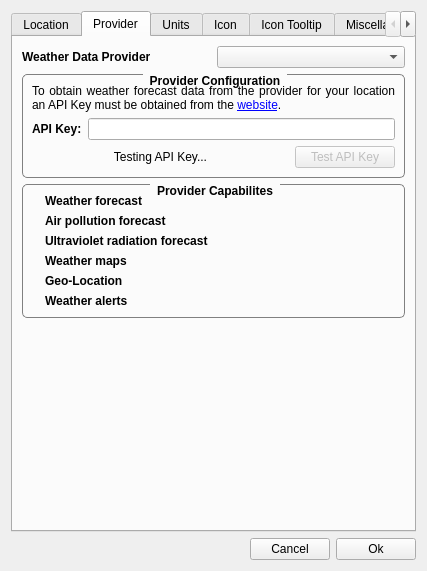
Old version of the form ConfigurationDialog.ui in the repository FelixdelasPozas/TrayWeather.
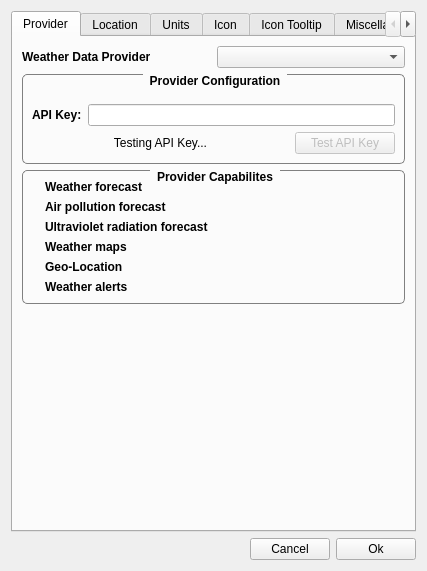
New version of the form. The open tabs and pages were chosen to show the change. Icons and pictures are not drawn. Custom widgets are drawn as their Qt base class.

```diff
--- a/ConfigurationDialog.ui
+++ b/ConfigurationDialog.ui
@@ -56,6 +56,440 @@
      <property name="currentIndex">
       <number>0</number>
      </property>
+     <widget class="QWidget" name="tab_6">
+      <attribute name="title">
+       <string>Provider</string>
+      </attribute>
+      <layout class="QVBoxLayout" name="verticalLayout_4" stretch="0,0,0,1">
+       <item>
+        <layout class="QHBoxLayout" name="horizontalLayout_3">
+         <item>
+          <widget class="QLabel" name="label_4">
+           <property name="font">
+            <font>
+             <weight>75</weight>
+             <bold>true</bold>
+            </font>
+           </property>
+           <property name="toolTip">
+            <string>Selected weather data provider.</string>
+           </property>
+           <property name="statusTip">
+            <string>Selected weather data provider.</string>
+           </property>
+           <property name="text">
+            <string>Weather Data Provider</string>
+           </property>
+          </widget>
+         </item>
+         <item>
+          <widget class="QComboBox" name="m_providerComboBox">
+           <property name="toolTip">
+            <string>Selected weather data provider.</string>
+           </property>
+           <property name="statusTip">
+            <string>Selected weather data provider.</string>
+           </property>
+          </widget>
+         </item>
+        </layout>
+       </item>
+       <item>
+        <widget class="QGroupBox" name="m_keyBox">
+         <property name="sizePolicy">
+          <sizepolicy hsizetype="Preferred" vsizetype="MinimumExpanding">
+           <horstretch>0</horstretch>
+           <verstretch>0</verstretch>
+          </sizepolicy>
+         </property>
+         <property name="font">
+          <font>
+           <weight>75</weight>
+           <bold>true</bold>
+          </font>
+         </property>
+         <property name="toolTip">
+          <string>Configuration needed for the current weather provider.</string>
+         </property>
+         <property name="statusTip">
+          <string>Configuration needed for the current weather provider.</string>
+         </property>
+         <property name="styleSheet">
+          <string notr="true">QGroupBox {
+    border: 1px solid gray;
+    border-radius: 5px;
+    margin-top: 2ex;
+}
+
+QGroupBox::title {
+    subcontrol-origin: margin;
+    subcontrol-position: top center; /* position at the top center */
+    padding: 0px 5px;
+}</string>
+         </property>
+         <property name="title">
+          <string>Provider Configuration</string>
+         </property>
+         <layout class="QVBoxLayout" name="verticalLayout_10">
+          <item>
+           <widget class="QLabel" name="m_providerConfigText">
+            <property name="text">
+             <string notr="true"/>
+            </property>
+            <property name="textFormat">
+             <enum>Qt::RichText</enum>
+            </property>
+            <property name="alignment">
+             <set>Qt::AlignJustify|Qt::AlignVCenter</set>
+            </property>
+            <property name="wordWrap">
+             <bool>true</bool>
+            </property>
+            <property name="openExternalLinks">
+             <bool>true</bool>
+            </property>
+           </widget>
+          </item>
+          <item>
+           <layout class="QHBoxLayout" name="horizontalLayout_4">
+            <item>
+             <widget class="QLabel" name="label_35">
+              <property name="font">
+               <font>
+                <weight>75</weight>
+                <bold>true</bold>
+               </font>
+              </property>
+              <property name="text">
+               <string>API Key:</string>
+              </property>
+             </widget>
+            </item>
+            <item>
+             <widget class="QLineEdit" name="m_apikey">
+              <property name="toolTip">
+               <string>Provider API key.</string>
+              </property>
+              <property name="statusTip">
+               <string>Provider API key.</string>
+              </property>
+              <property name="alignment">
+               <set>Qt::AlignCenter</set>
+              </property>
+             </widget>
+            </item>
+           </layout>
+          </item>
+          <item>
+           <layout class="QHBoxLayout" name="horizontalLayout_6" stretch="1,0">
+            <property name="topMargin">
+             <number>0</number>
+            </property>
+            <item>
+             <widget class="QLabel" name="m_testLabel">
+              <property name="text">
+               <string>Testing API Key...</string>
+              </property>
+              <property name="alignment">
+               <set>Qt::AlignCenter</set>
+              </property>
+             </widget>
+            </item>
+            <item>
+             <widget class="QPushButton" name="m_apiTest">
+              <property name="enabled">
+               <bool>false</bool>
+              </property>
+              <property name="minimumSize">
+               <size>
+                <width>100</width>
+                <height>0</height>
+               </size>
+              </property>
+              <property name="toolTip">
+               <string>Tests the API key.</string>
+              </property>
+              <property name="statusTip">
+               <string>Tests the API key.</string>
+              </property>
+              <property name="text">
+               <string>Test API Key</string>
+              </property>
+             </widget>
+            </item>
+           </layout>
+          </item>
+         </layout>
+        </widget>
+       </item>
+       <item>
+        <widget class="QGroupBox" name="groupBox">
+         <property name="font">
+          <font>
+           <weight>75</weight>
+           <bold>true</bold>
+          </font>
+         </property>
+         <property name="toolTip">
+          <string>Capabilities of the current weather data provider.</string>
+         </property>
+         <property name="statusTip">
+          <string>Capabilities of the current weather data provider.</string>
+         </property>
+         <property name="styleSheet">
+          <string notr="true">QGroupBox {
+    border: 1px solid gray;
+    border-radius: 5px;
+    margin-top: 2ex;
+}
+
+QGroupBox::title {
+    subcontrol-origin: margin;
+    subcontrol-position: top center; /* position at the top center */
+    padding: 0px 5px;
+}</string>
+         </property>
+         <property name="title">
+          <string>Provider Capabilites</string>
+         </property>
+         <layout class="QFormLayout" name="formLayout">
+          <property name="fieldGrowthPolicy">
+           <enum>QFormLayout::AllNonFixedFieldsGrow</enum>
+          </property>
+          <item row="0" column="0">
+           <widget class="QLabel" name="m_weatherCheck">
+            <property name="maximumSize">
+             <size>
+              <width>16</width>
+              <height>16</height>
+             </size>
+            </property>
+            <property name="font">
+             <font>
+              <weight>75</weight>
+              <bold>true</bold>
+             </font>
+            </property>
+            <property name="text">
+             <string/>
+            </property>
+            <property name="pixmap">
+             <pixmap resource="rsc/resources.qrc">:/TrayWeather/no-cross.svg</pixmap>
+            </property>
+            <property name="scaledContents">
+             <bool>true</bool>
+            </property>
+           </widget>
+          </item>
+          <item row="0" column="1">
+           <widget class="QLabel" name="m_forecastLabel">
+            <property name="font">
+             <font>
+              <weight>75</weight>
+              <bold>true</bold>
+             </font>
+            </property>
+            <property name="text">
+             <string>Weather forecast</string>
+            </property>
+           </widget>
+          </item>
+          <item row="1" column="0">
+           <widget class="QLabel" name="m_pollutionCheck">
+            <property name="maximumSize">
+             <size>
+              <width>16</width>
+              <height>16</height>
+             </size>
+            </property>
+            <property name="font">
+             <font>
+              <weight>75</weight>
+              <bold>true</bold>
+             </font>
+            </property>
+            <property name="text">
+             <string/>
+            </property>
+            <property name="pixmap">
+             <pixmap resource="rsc/resources.qrc">:/TrayWeather/no-cross.svg</pixmap>
+            </property>
+            <property name="scaledContents">
+             <bool>true</bool>
+            </property>
+           </widget>
+          </item>
+          <item row="2" column="0">
+           <widget class="QLabel" name="m_uvCheck">
+            <property name="maximumSize">
+             <size>
+              <width>16</width>
+              <height>16</height>
+             </size>
+            </property>
+            <property name="font">
+             <font>
+              <weight>75</weight>
+              <bold>true</bold>
+             </font>
+            </property>
+            <property name="text">
+             <string/>
+            </property>
+            <property name="pixmap">
+             <pixmap resource="rsc/resources.qrc">:/TrayWeather/no-cross.svg</pixmap>
+            </property>
+            <property name="scaledContents">
+             <bool>true</bool>
+            </property>
+           </widget>
+          </item>
+          <item row="3" column="0">
+           <widget class="QLabel" name="m_mapsCheck">
+            <property name="maximumSize">
+             <size>
+              <width>16</width>
+              <height>16</height>
+             </size>
+            </property>
+            <property name="font">
+             <font>
+              <weight>75</weight>
+              <bold>true</bold>
+             </font>
+            </property>
+            <property name="text">
+             <string/>
+            </property>
+            <property name="pixmap">
+             <pixmap resource="rsc/resources.qrc">:/TrayWeather/no-cross.svg</pixmap>
+            </property>
+            <property name="scaledContents">
+             <bool>true</bool>
+            </property>
+           </widget>
+          </item>
+          <item row="1" column="1">
+           <widget class="QLabel" name="label_40">
+            <property name="font">
+             <font>
+              <weight>75</weight>
+              <bold>true</bold>
+             </font>
+            </property>
+            <property name="text">
+             <string>Air pollution forecast</string>
+            </property>
+           </widget>
+          </item>
+          <item row="2" column="1">
+           <widget class="QLabel" name="label_41">
+            <property name="font">
+             <font>
+              <weight>75</weight>
+              <bold>true</bold>
+             </font>
+            </property>
+            <property name="text">
+             <string>Ultraviolet radiation forecast</string>
+            </property>
+           </widget>
+          </item>
+          <item row="3" column="1">
+           <widget class="QLabel" name="label_42">
+            <property name="font">
+             <font>
+              <weight>75</weight>
+              <bold>true</bold>
+             </font>
+            </property>
+            <property name="text">
+             <string>Weather maps</string>
+            </property>
+           </widget>
+          </item>
+          <item row="4" column="1">
+           <widget class="QLabel" name="label_6">
+            <property name="font">
+             <font>
+              <weight>75</weight>
+              <bold>true</bold>
+             </font>
+            </property>
+            <property name="text">
+             <string>Geo-Location</string>
+            </property>
+           </widget>
+          </item>
+          <item row="4" column="0">
+           <widget class="QLabel" name="m_locationCheck">
+            <property name="maximumSize">
+             <size>
+              <width>16</width>
+              <height>16</height>
+             </size>
+            </property>
+            <property name="text">
+             <string/>
+            </property>
+            <property name="pixmap">
+             <pixmap resource="rsc/resources.qrc">:/TrayWeather/no-cross.svg</pixmap>
+            </property>
+            <property name="scaledContents">
+             <bool>true</bool>
+            </property>
+           </widget>
+          </item>
+          <item row="5" column="0">
+           <widget class="QLabel" name="m_alertsCheck">
+            <property name="maximumSize">
+             <size>
+              <width>16</width>
+              <height>16</height>
+             </size>
+            </property>
+            <property name="text">
+             <string/>
+            </property>
+            <property name="pixmap">
+             <pixmap resource="rsc/resources.qrc">:/TrayWeather/no-cross.svg</pixmap>
+            </property>
+            <property name="scaledContents">
+             <bool>true</bool>
+            </property>
+           </widget>
+          </item>
+          <item row="5" column="1">
+           <widget class="QLabel" name="label_10">
+            <property name="font">
+             <font>
+              <weight>75</weight>
+              <bold>true</bold>
+             </font>
+            </property>
+            <property name="text">
+             <string>Weather alerts</string>
+            </property>
+           </widget>
+          </item>
+         </layout>
+        </widget>
+       </item>
+       <item>
+        <spacer name="verticalSpacer_2">
+         <property name="orientation">
+          <enum>Qt::Vertical</enum>
+         </property>
+         <property name="sizeHint" stdset="0">
+          <size>
+           <width>20</width>
+           <height>40</height>
+          </size>
+         </property>
+        </spacer>
+       </item>
+      </layout>
+     </widget>
      <widget class="QWidget" name="tab">
       <attribute name="title">
        <string>Location</string>
@@ -611,440 +1045,6 @@
        </item>
       </layout>
      </widget>
-     <widget class="QWidget" name="tab_6">
-      <attribute name="title">
-       <string>Provider</string>
-      </attribute>
-      <layout class="QVBoxLayout" name="verticalLayout_4" stretch="0,0,0,1">
-       <item>
-        <layout class="QHBoxLayout" name="horizontalLayout_3">
-         <item>
-          <widget class="QLabel" name="label_4">
-           <property name="font">
-            <font>
-             <weight>75</weight>
-             <bold>true</bold>
-            </font>
-           </property>
-           <property name="toolTip">
-            <string>Selected weather data provider.</string>
-           </property>
-           <property name="statusTip">
-            <string>Selected weather data provider.</string>
-           </property>
-           <property name="text">
-            <string>Weather Data Provider</string>
-           </property>
-          </widget>
-         </item>
-         <item>
-          <widget class="QComboBox" name="m_providerComboBox">
-           <property name="toolTip">
-            <string>Selected weather data provider.</string>
-           </property>
-           <property name="statusTip">
-            <string>Selected weather data provider.</string>
-           </property>
-          </widget>
-         </item>
-        </layout>
-       </item>
-       <item>
-        <widget class="QGroupBox" name="m_keyBox">
-         <property name="sizePolicy">
-          <sizepolicy hsizetype="Preferred" vsizetype="MinimumExpanding">
-           <horstretch>0</horstretch>
-           <verstretch>0</verstretch>
-          </sizepolicy>
-         </property>
-         <property name="font">
-          <font>
-           <weight>75</weight>
-           <bold>true</bold>
-          </font>
-         </property>
-         <property name="toolTip">
-          <string>Configuration needed for the current weather provider.</string>
-         </property>
-         <property name="statusTip">
-          <string>Configuration needed for the current weather provider.</string>
-         </property>
-         <property name="styleSheet">
-          <string notr="true">QGroupBox {
-    border: 1px solid gray;
-    border-radius: 5px;
-    margin-top: 2ex;
-}
-
-QGroupBox::title {
-    subcontrol-origin: margin;
-    subcontrol-position: top center; /* position at the top center */
-    padding: 0px 5px;
-}</string>
-         </property>
-         <property name="title">
-          <string>Provider Configuration</string>
-         </property>
-         <layout class="QVBoxLayout" name="verticalLayout_10">
-          <item>
-           <widget class="QLabel" name="m_providerConfigText">
-            <property name="text">
-             <string>&lt;html&gt;&lt;head/&gt;&lt;body&gt;&lt;p&gt;To obtain weather forecast data from the provider for your location an API Key must be obtained from the &lt;a href=&quot;http://openweathermap.org/appid&quot;&gt;&lt;span style=&quot; text-decoration: underline; color:#0000ff;&quot;&gt;website&lt;/span&gt;&lt;/a&gt;.&lt;/p&gt;&lt;/body&gt;&lt;/html&gt;</string>
-            </property>
-            <property name="textFormat">
-             <enum>Qt::RichText</enum>
-            </property>
-            <property name="alignment">
-             <set>Qt::AlignJustify|Qt::AlignVCenter</set>
-            </property>
-            <property name="wordWrap">
-             <bool>true</bool>
-            </property>
-            <property name="openExternalLinks">
-             <bool>true</bool>
-            </property>
-           </widget>
-          </item>
-          <item>
-           <layout class="QHBoxLayout" name="horizontalLayout_4">
-            <item>
-             <widget class="QLabel" name="label_35">
-              <property name="font">
-               <font>
-                <weight>75</weight>
-                <bold>true</bold>
-               </font>
-              </property>
-              <property name="text">
-               <string>API Key:</string>
-              </property>
-             </widget>
-            </item>
-            <item>
-             <widget class="QLineEdit" name="m_apikey">
-              <property name="toolTip">
-               <string>Provider API key.</string>
-              </property>
-              <property name="statusTip">
-               <string>Provider API key.</string>
-              </property>
-              <property name="alignment">
-               <set>Qt::AlignCenter</set>
-              </property>
-             </widget>
-            </item>
-           </layout>
-          </item>
-          <item>
-           <layout class="QHBoxLayout" name="horizontalLayout_6" stretch="1,0">
-            <property name="topMargin">
-             <number>0</number>
-            </property>
-            <item>
-             <widget class="QLabel" name="m_testLabel">
-              <property name="text">
-               <string>Testing API Key...</string>
-              </property>
-              <property name="alignment">
-               <set>Qt::AlignCenter</set>
-              </property>
-             </widget>
-            </item>
-            <item>
-             <widget class="QPushButton" name="m_apiTest">
-              <property name="enabled">
-               <bool>false</bool>
-              </property>
-              <property name="minimumSize">
-               <size>
-                <width>100</width>
-                <height>0</height>
-               </size>
-              </property>
-              <property name="toolTip">
-               <string>Tests the API key.</string>
-              </property>
-              <property name="statusTip">
-               <string>Tests the API key.</string>
-              </property>
-              <property name="text">
-               <string>Test API Key</string>
-              </property>
-             </widget>
-            </item>
-           </layout>
-          </item>
-         </layout>
-        </widget>
-       </item>
-       <item>
-        <widget class="QGroupBox" name="groupBox">
-         <property name="font">
-          <font>
-           <weight>75</weight>
-           <bold>true</bold>
-          </font>
-         </property>
-         <property name="toolTip">
-          <string>Capabilities of the current weather data provider.</string>
-         </property>
-         <property name="statusTip">
-          <string>Capabilities of the current weather data provider.</string>
-         </property>
-         <property name="styleSheet">
-          <string notr="true">QGroupBox {
-    border: 1px solid gray;
-    border-radius: 5px;
-    margin-top: 2ex;
-}
-
-QGroupBox::title {
-    subcontrol-origin: margin;
-    subcontrol-position: top center; /* position at the top center */
-    padding: 0px 5px;
-}</string>
-         </property>
-         <property name="title">
-          <string>Provider Capabilites</string>
-         </property>
-         <layout class="QFormLayout" name="formLayout">
-          <property name="fieldGrowthPolicy">
-           <enum>QFormLayout::AllNonFixedFieldsGrow</enum>
-          </property>
-          <item row="0" column="0">
-           <widget class="QLabel" name="m_weatherCheck">
-            <property name="maximumSize">
-             <size>
-              <width>16</width>
-              <height>16</height>
-             </size>
-            </property>
-            <property name="font">
-             <font>
-              <weight>75</weight>
-              <bold>true</bold>
-             </font>
-            </property>
-            <property name="text">
-             <string/>
-            </property>
-            <property name="pixmap">
-             <pixmap resource="rsc/resources.qrc">:/TrayWeather/no-cross.svg</pixmap>
-            </property>
-            <property name="scaledContents">
-             <bool>true</bool>
-            </property>
-           </widget>
-          </item>
-          <item row="0" column="1">
-           <widget class="QLabel" name="m_forecastLabel">
-            <property name="font">
-             <font>
-              <weight>75</weight>
-              <bold>true</bold>
-             </font>
-            </property>
-            <property name="text">
-             <string>Weather forecast</string>
-            </property>
-           </widget>
-          </item>
-          <item row="1" column="0">
-           <widget class="QLabel" name="m_pollutionCheck">
-            <property name="maximumSize">
-             <size>
-              <width>16</width>
-              <height>16</height>
-             </size>
-            </property>
-            <property name="font">
-             <font>
-              <weight>75</weight>
-              <bold>true</bold>
-             </font>
-            </property>
-            <property name="text">
-             <string/>
-            </property>
-            <property name="pixmap">
-             <pixmap resource="rsc/resources.qrc">:/TrayWeather/no-cross.svg</pixmap>
-            </property>
-            <property name="scaledContents">
-             <bool>true</bool>
-            </property>
-           </widget>
-          </item>
-          <item row="2" column="0">
-           <widget class="QLabel" name="m_uvCheck">
-            <property name="maximumSize">
-             <size>
-              <width>16</width>
-              <height>16</height>
-             </size>
-            </property>
-            <property name="font">
-             <font>
-              <weight>75</weight>
-              <bold>true</bold>
-             </font>
-            </property>
-            <property name="text">
-             <string/>
-            </property>
-            <property name="pixmap">
-             <pixmap resource="rsc/resources.qrc">:/TrayWeather/no-cross.svg</pixmap>
-            </property>
-            <property name="scaledContents">
-             <bool>true</bool>
-            </property>
-           </widget>
-          </item>
-          <item row="3" column="0">
-           <widget class="QLabel" name="m_mapsCheck">
-            <property name="maximumSize">
-             <size>
-              <width>16</width>
-              <height>16</height>
-             </size>
-            </property>
-            <property name="font">
-             <font>
-              <weight>75</weight>
-              <bold>true</bold>
-             </font>
-            </property>
-            <property name="text">
-             <string/>
-            </property>
-            <property name="pixmap">
-             <pixmap resource="rsc/resources.qrc">:/TrayWeather/no-cross.svg</pixmap>
-            </property>
-            <property name="scaledContents">
-             <bool>true</bool>
-            </property>
-           </widget>
-          </item>
-          <item row="1" column="1">
-           <widget class="QLabel" name="label_40">
-            <property name="font">
-             <font>
-              <weight>75</weight>
-              <bold>true</bold>
-             </font>
-            </property>
-            <property name="text">
-             <string>Air pollution forecast</string>
-            </property>
-           </widget>
-          </item>
-          <item row="2" column="1">
-           <widget class="QLabel" name="label_41">
-            <property name="font">
-             <font>
-              <weight>75</weight>
-              <bold>true</bold>
-             </font>
-            </property>
-            <property name="text">
-             <string>Ultraviolet radiation forecast</string>
-            </property>
-           </widget>
-          </item>
-          <item row="3" column="1">
-           <widget class="QLabel" name="label_42">
-            <property name="font">
-             <font>
-              <weight>75</weight>
-              <bold>true</bold>
-             </font>
-            </property>
-            <property name="text">
-             <string>Weather maps</string>
-            </property>
-           </widget>
-          </item>
-          <item row="4" column="1">
-           <widget class="QLabel" name="label_6">
-            <property name="font">
-             <font>
-              <weight>75</weight>
-              <bold>true</bold>
-             </font>
-            </property>
-            <property name="text">
-             <string>Geo-Location</string>
-            </property>
-           </widget>
-          </item>
-          <item row="4" column="0">
-           <widget class="QLabel" name="m_locationCheck">
-            <property name="maximumSize">
-             <size>
-              <width>16</width>
-              <height>16</height>
-             </size>
-            </property>
-            <property name="text">
-             <string/>
-            </property>
-            <property name="pixmap">
-             <pixmap resource="rsc/resources.qrc">:/TrayWeather/no-cross.svg</pixmap>
-            </property>
-            <property name="scaledContents">
-             <bool>true</bool>
-            </property>
-           </widget>
-          </item>
-          <item row="5" column="0">
-           <widget class="QLabel" name="m_alertsCheck">
-            <property name="maximumSize">
-             <size>
-              <width>16</width>
-              <height>16</height>
-             </size>
-            </property>
-            <property name="text">
-             <string/>
-            </property>
-            <property name="pixmap">
-             <pixmap resource="rsc/resources.qrc">:/TrayWeather/no-cross.svg</pixmap>
-            </property>
-            <property name="scaledContents">
-             <bool>true</bool>
-            </property>
-           </widget>
-          </item>
-          <item row="5" column="1">
-           <widget class="QLabel" name="label_10">
-            <property name="font">
-             <font>
-              <weight>75</weight>
-              <bold>true</bold>
-             </font>
-            </property>
-            <property name="text">
-             <string>Weather alerts</string>
-            </property>
-           </widget>
-          </item>
-         </layout>
-        </widget>
-       </item>
-       <item>
-        <spacer name="verticalSpacer_2">
-         <property name="orientation">
-          <enum>Qt::Vertical</enum>
-         </property>
-         <property name="sizeHint" stdset="0">
-          <size>
-           <width>20</width>
-           <height>40</height>
-          </size>
-         </property>
-        </spacer>
-       </item>
-      </layout>
-     </widget>
      <widget class="QWidget" name="tab_3">
       <attribute name="title">
        <string>Units</string>
```
